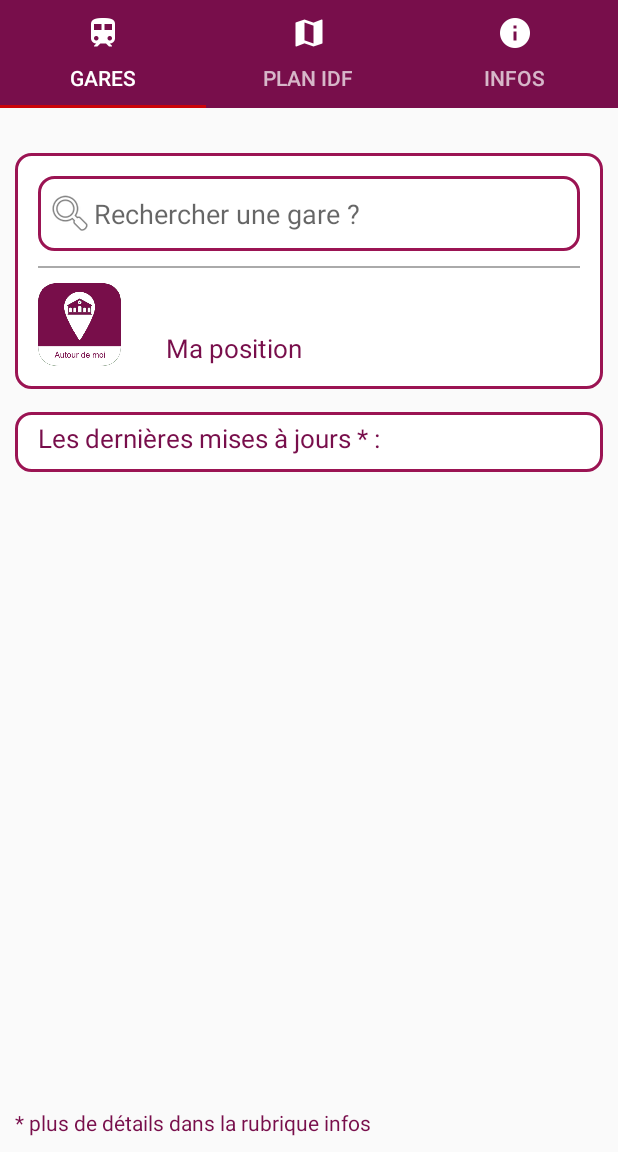
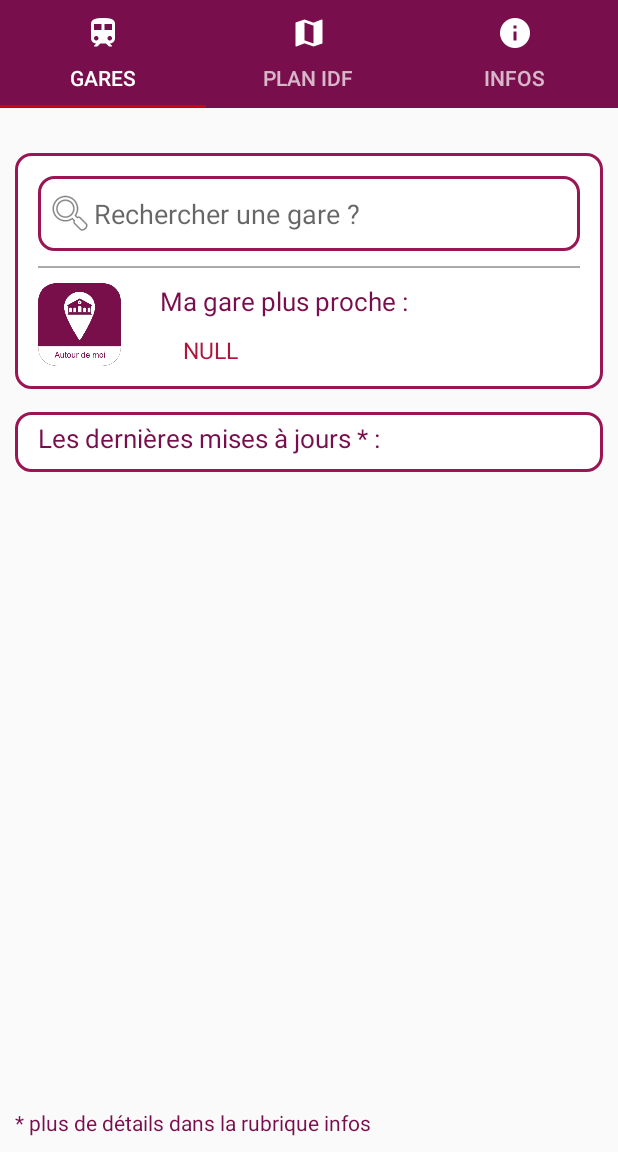
Before and after one commit to Rahghul/Infralog, an Android app: the screen it shows after launch (MainActivity), after a tap on an icon or button, on a phone screen of 412 x 824 dp, the part 84-1236 px from its top. Run offline under Robolectric (Android 15) with nearby library versions, the phone set to English and light mode, and no system bars; libraries missing offline, so code that uses them is left out: dmax.dialog; 4 statements that could not run were skipped.

Commit message:
26/04/2016 14h38 backup

```diff
--- a/app/src/main/java/com/sncf/itif/MainActivity.java
+++ b/app/src/main/java/com/sncf/itif/MainActivity.java
@@ -126,7 +126,7 @@ public class MainActivity extends AppCompatActivity {
     @Override
     public boolean onOptionsItemSelected(MenuItem item) {
         int id = item.getItemId();
-        if (id == R.id.action_settings) {
+        if (id == R.id.action_a_propos) {
             return true;
         }
 
--- a/app/src/main/java/com/sncf/itif/Services/DetailPlan/DetailPlanActivity.java
+++ b/app/src/main/java/com/sncf/itif/Services/DetailPlan/DetailPlanActivity.java
@@ -40,8 +40,10 @@ public class DetailPlanActivity extends Activity implements ServiceCallBack {
     @Override
     protected void onCreate(Bundle savedInstanceState) {
         super.onCreate(savedInstanceState);
-        getWindow().setFlags(WindowManager.LayoutParams.FLAG_SECURE,
-                WindowManager.LayoutParams.FLAG_SECURE);
+
+        // Désactive le mode capture d'écran
+//        getWindow().setFlags(WindowManager.LayoutParams.FLAG_SECURE,
+//                WindowManager.LayoutParams.FLAG_SECURE);
         setContentView(R.layout.activity_details_plan);
 
         imgPlan = (ImageView) findViewById(R.id.image_small);
--- a/app/src/main/java/com/sncf/itif/Services/Gare/TabGareActivity.java
+++ b/app/src/main/java/com/sncf/itif/Services/Gare/TabGareActivity.java
@@ -1,17 +1,18 @@
 package com.sncf.itif.Services.Gare;
 
 import android.app.AlertDialog;
-import android.content.Context;
-import android.content.DialogInterface;
 import android.content.Intent;
 import android.os.Bundle;
+import android.os.Handler;
 import android.support.v4.app.Fragment;
+import android.support.v4.widget.SwipeRefreshLayout;
 import android.util.Log;
 import android.view.KeyEvent;
 import android.view.LayoutInflater;
 import android.view.View;
 import android.view.ViewGroup;
 import android.view.inputmethod.EditorInfo;
+import android.widget.AbsListView;
 import android.widget.AdapterView;
 import android.widget.AutoCompleteTextView;
 import android.widget.Button;
@@ -32,7 +33,7 @@ import java.util.ArrayList;
 import java.util.Collections;
 import java.util.List;
 
-public class TabGareActivity extends Fragment implements ServiceCallBack {
+public class TabGareActivity extends Fragment implements ServiceCallBack{
 
     String urlGareGet;
     ServiceGare serviceGare;
@@ -41,12 +42,13 @@ public class TabGareActivity extends Fragment implements ServiceCallBack {
     AutoCompleteTextView txtSearchGare;
 
     Button btnLocaliser;
+    TextView display_closest_gare;
+    Boolean my_position_clicked = false;
+
     Gare selectedGareFromSearch;
 
     GPSTracker gps;
     String nearestGare;
-    Double latitude;
-    Double longitude;
 
     ServiceLocalisation serviceLocalisation;
 
@@ -55,12 +57,14 @@ public class TabGareActivity extends Fragment implements ServiceCallBack {
     List<Info> infosList = new ArrayList<Info>();
     ServiceInfo serviceInfo;
 
+
+
     @Override
     public View onCreateView(LayoutInflater inflater, ViewGroup container, Bundle savedInstanceState) {
         View view = inflater.inflate(R.layout.tab_gare, container, false);
         urlGareGet = getActivity().getResources().getString(R.string.dns) + getActivity().getResources().getString(R.string.url_gare);
 
-
+        display_closest_gare = (TextView) view.findViewById(R.id.tv_nearest_gare);
         txtSearchGare = (AutoCompleteTextView) view.findViewById(R.id.txt_search_gare);
 
         //Bouton invisible derrière image localiseur et le texte "Ma position"
@@ -70,6 +74,7 @@ public class TabGareActivity extends Fragment implements ServiceCallBack {
         infoListView = (ListView) view.findViewById(R.id.infoInGareListView);
         infoAdapterHome = new CustomAdapterInfoHome(getContext(), infosList);
         infoListView.setAdapter(infoAdapterHome);
+
 
         return view;
     }
@@ -113,31 +118,8 @@ public class TabGareActivity extends Fragment implements ServiceCallBack {
         btnLocaliser.setOnClickListener(new View.OnClickListener() {
             @Override
             public void onClick(View v) {
-                gps = new GPSTracker(getContext());
-                // check if GPS enabled
-                if (gps.canGetLocation()) {
-                    latitude = gps.getLatitude();
-                    longitude = gps.getLongitude();
-                    Log.d("------->Coordinates GPS", "Lat: " + latitude + " Lon: " + longitude);
-                    if (latitude != 0.0 && longitude != 0.0) {
-/*                        if (garesList.size() < 10) {
-                                callServiceGareGet();
-                        }*/
-
-                        if (NetworkOpt.isNetworkAvailable(getContext()) == false) {
-                            NetworkOpt.showNetworkAlert(getContext());
-                            return;
-                        } else {
-                            callServiceNearestGare();
-                        }
-                    }
-                    //Toast.makeText(getContext(), "Your Location is - \nLat: " + latitude + "\nLong: " + longitude, Toast.LENGTH_LONG).show();
-                } else {
-                    // can't get location
-                    // GPS or Network is not enabled
-                    // Ask user to enable GPS/network in settings
-                    gps.showSettingsAlert(getContext());
-                }
+                my_position_clicked = true;
+                LocateUser();
             }
         });
 
@@ -154,6 +136,8 @@ public class TabGareActivity extends Fragment implements ServiceCallBack {
             // Call Gare service and Info service to update the content
             callServiceGareGet();
             callServiceInfoGet();
+            my_position_clicked = false;
+            LocateUser();
         }
 
         super.onResume();
@@ -190,26 +174,35 @@ public class TabGareActivity extends Fragment implements ServiceCallBack {
                         .replaceAll(regex, "").replaceAll(regex2, " ").replaceAll(regex3, "SAINT").replaceAll(regex4, "SOUS");
 
                 //Affichage de la gare trouvée
-                Toast.makeText(getContext(), "Gare trouvée: *" + nearestGare_Modif + "*", Toast.LENGTH_SHORT).show();
+                //  Toast.makeText(getContext(), "Gare trouvée: *" + nearestGare_Modif + "*", Toast.LENGTH_SHORT).show();
 
                 // Dans un premier temps, on vérifie si la gare localisé est égale(aux lettres près) dans notre base de gare.
                 for (Gare g : garesList) {
                     String g_name = g.getName().toUpperCase().trim().replaceAll(regex, "").replaceAll(regex2, " ");
                     if (nearestGare_Modif.equals(g_name)) {
-                        showPositionAlert(getContext(), g);
+                        //  showPositionAlert(getContext(), g);
+                        if (my_position_clicked == false)
+                            display_closest_gare.setText(g.getName());
+                        else
+                            goToSecteurActivity(g);
                     }
                 }
                 // Dans un second temps, on vérifie si la gare localisé est contenu dans notre base de gare.
                 for (Gare g : garesList) {
                     String g_name = g.getName().toUpperCase().trim().replaceAll(regex, "").replaceAll(regex2, " ");
                     if (nearestGare_Modif.contains(g_name)) {
-                        showPositionAlert(getContext(), g);
+                        //  showPositionAlert(getContext(), g);
+                        if (my_position_clicked == false)
+                            display_closest_gare.setText(g.getName());
+                        else
+                            goToSecteurActivity(g);
                     }
                 }
                 //showMessage("Nearest Gare", nearestGare);
-            } else
+            } else {
                 Toast.makeText(getContext(), "Aucune gare SNCF détectée aux alentours de 500m.", Toast.LENGTH_LONG).show();
-
+                display_closest_gare.setText("Aucune à proximité");
+            }
         }
 
         if (id_srv == 3) {
@@ -222,7 +215,7 @@ public class TabGareActivity extends Fragment implements ServiceCallBack {
                 infoAdapterHome.notifyDataSetChanged();
             } else
                 Toast.makeText(getContext(), "La liste des mises à jours est vide.", Toast.LENGTH_LONG).show();
-    }
+        }
     }
 
     @Override
@@ -235,11 +228,11 @@ public class TabGareActivity extends Fragment implements ServiceCallBack {
         serviceGare.enquiry(urlGareGet);
     }
 
-    public void callServiceNearestGare() {
+    public void callServiceNearestGare(Double lat, Double lon) {
         serviceLocalisation = new ServiceLocalisation(this, getContext(), "getNearestStation");
         String url_half_1 = getActivity().getResources().getString(R.string.url_navitia_half_1);
         String url_half_2 = getActivity().getResources().getString(R.string.url_navitia_half_2);
-        serviceLocalisation.enquiry(url_half_1 + longitude + ";" + latitude + url_half_2);
+        serviceLocalisation.enquiry(url_half_1 + lon + ";" + lat + url_half_2);
     }
 
     public void callServiceInfoGet() {
@@ -256,7 +249,7 @@ public class TabGareActivity extends Fragment implements ServiceCallBack {
         builder.show();
     }
 
-    public void showPositionAlert(final Context mContext, final Gare gare) {
+    /*public void showPositionAlert(final Context mContext, final Gare gare) {
         AlertDialog.Builder alertDialog = new AlertDialog.Builder(mContext);
 
         // Setting Dialog Title
@@ -282,12 +275,42 @@ public class TabGareActivity extends Fragment implements ServiceCallBack {
         // Showing Alert Message
         alertDialog.show();
     }
+*/
 
-
-    void goToSecteurActivity(Gare gare){
+    void goToSecteurActivity(Gare gare) {
         Intent intent = new Intent(getContext(), SecteurActivity.class);
         intent.putExtra("SelectedGareId", gare.getId());
         intent.putExtra("SelectedGareName", gare.getName());
         startActivityForResult(intent, 1);
     }
+
+    void LocateUser() {
+        Double latitude;
+        Double longitude;
+        gps = new GPSTracker(getContext());
+        // check if GPS enabled
+        if (gps.canGetLocation()) {
+            latitude = gps.getLatitude();
+            longitude = gps.getLongitude();
+            Log.d("------->Coordinates GPS", "Lat: " + latitude + " Lon: " + longitude);
+            if (latitude != 0.0 && longitude != 0.0) {
+                if (NetworkOpt.isNetworkAvailable(getContext()) == false) {
+                    NetworkOpt.showNetworkAlert(getContext());
+                    return;
+                } else {
+                    callServiceNearestGare(latitude, longitude);
+                }
+            }
+            //Toast.makeText(getContext(), "Your Location is - \nLat: " + latitude + "\nLong: " + longitude, Toast.LENGTH_LONG).show();
+        } else {
+            // can't get location
+            // GPS or Network is not enabled
+            // Ask user to enable GPS/network in settings
+            display_closest_gare.setText("Erreur position !");
+            if (my_position_clicked == true)
+                gps.showSettingsAlert(getContext());
+        }
+    }
+
+
 }
--- a/app/src/main/java/com/sncf/itif/Services/Info/TabInfoActivity.java
+++ b/app/src/main/java/com/sncf/itif/Services/Info/TabInfoActivity.java
@@ -8,13 +8,16 @@ import android.content.Intent;
 import android.net.ConnectivityManager;
 import android.net.NetworkInfo;
 import android.os.Bundle;
+import android.os.Handler;
 import android.provider.Settings;
 import android.support.v4.app.Fragment;
+import android.support.v4.widget.SwipeRefreshLayout;
 import android.util.Log;
 import android.view.LayoutInflater;
 import android.view.View;
 import android.view.ViewGroup;
 import android.view.inputmethod.InputMethodManager;
+import android.widget.AbsListView;
 import android.widget.ListView;
 import android.widget.Toast;
 
@@ -35,6 +38,9 @@ public class TabInfoActivity extends Fragment implements ServiceCallBack {
     ListView infoListView;
     CustomAdapterInfo infoAdapter = null;
 
+    //Refresh
+    SwipeRefreshLayout swipeLayout;
+
     @Override
     public View onCreateView(LayoutInflater inflater, ViewGroup container, Bundle savedInstanceState) {
         View view = inflater.inflate(R.layout.tab_info, container, false);
@@ -44,12 +50,54 @@ public class TabInfoActivity extends Fragment implements ServiceCallBack {
         infoAdapter = new CustomAdapterInfo(getContext(), infosList);
         infoListView.setAdapter(infoAdapter);
 
-
-//        if (isNetworkAvailable() == true) {
-//            callServiceInfoGet();
-//        }
+        swipeLayout = (SwipeRefreshLayout) view.findViewById(R.id.swipe_refresh);
+        // sets the colors used in the refresh animation
+        swipeLayout.setColorSchemeResources(R.color.color1, R.color.color2,
+                R.color.color3, R.color.color4_1, R.color.color4_2);
 
         return view;
+    }
+
+    @Override
+    public void onStart() {
+        //Refresh when we swipe layout
+        swipeLayout.setOnRefreshListener(new SwipeRefreshLayout.OnRefreshListener() {
+            @Override
+            public void onRefresh() {
+                swipeLayout.setRefreshing(true);
+                (new Handler()).postDelayed(new Runnable() {
+                    @Override
+                    public void run() {
+                        swipeLayout.setRefreshing(false);
+                        onResume();
+                    }
+                }, 1000);
+            }
+        });
+
+        //enable refresh button only if first element of Info listView is visible
+        infoListView.setOnScrollListener(new AbsListView.OnScrollListener() {
+
+            @Override
+            public void onScrollStateChanged(AbsListView view, int scrollState) {
+            }
+
+            @Override
+            public void onScroll(AbsListView view, int firstVisibleItem,
+                                 int visibleItemCount, int totalItemCount) {
+                boolean enable = false;
+                if (infoListView != null && infoListView.getChildCount() > 0) {
+                    // check if the first item of the list is visible
+                    boolean firstItemVisible = infoListView.getFirstVisiblePosition() == 0;
+                    // check if the top of the first item is visible
+                    boolean topOfFirstItemVisible = infoListView.getChildAt(0).getTop() == 0;
+                    // enabling or disabling the refresh layout
+                    enable = firstItemVisible && topOfFirstItemVisible;
+                }
+                swipeLayout.setEnabled(enable);
+            }
+        });
+        super.onStart();
     }
 
     @Override
@@ -62,7 +110,7 @@ public class TabInfoActivity extends Fragment implements ServiceCallBack {
         //Hide Soft Keyboard Android if it s available
         View view = getActivity().getCurrentFocus();
         if (view != null) {
-            InputMethodManager imm = (InputMethodManager)getActivity().getSystemService(Context.INPUT_METHOD_SERVICE);
+            InputMethodManager imm = (InputMethodManager) getActivity().getSystemService(Context.INPUT_METHOD_SERVICE);
             imm.hideSoftInputFromWindow(view.getWindowToken(), 0);
         }
 
@@ -110,5 +158,4 @@ public class TabInfoActivity extends Fragment implements ServiceCallBack {
     }
 
 
-
 }
--- a/app/src/main/java/com/sncf/itif/Services/Telechargements/TelechargementsActivity.java
+++ b/app/src/main/java/com/sncf/itif/Services/Telechargements/TelechargementsActivity.java
@@ -39,8 +39,10 @@ public class TelechargementsActivity extends AppCompatActivity {
     @Override
     protected void onCreate(Bundle savedInstanceState) {
         super.onCreate(savedInstanceState);
-        getWindow().setFlags(WindowManager.LayoutParams.FLAG_SECURE,
-                WindowManager.LayoutParams.FLAG_SECURE);
+
+        // Désactive le mode capture d'écran
+//        getWindow().setFlags(WindowManager.LayoutParams.FLAG_SECURE,
+//                WindowManager.LayoutParams.FLAG_SECURE);
         setContentView(R.layout.activity_plan);
 
         getSupportActionBar().setTitle(R.string.act_telechargements_title);
--- a/app/src/main/res/layout/tab_gare.xml
+++ b/app/src/main/res/layout/tab_gare.xml
@@ -5,14 +5,14 @@
     android:padding="10dp">
 
     <RelativeLayout
+        android:id="@+id/relativeLayout"
         android:layout_width="wrap_content"
         android:layout_height="wrap_content"
         android:layout_marginTop="20dp"
         android:background="@drawable/back_with_boarder"
-        android:padding="15dp"
-        android:id="@+id/relativeLayout">
+        android:padding="15dp">
 
-       <AutoCompleteTextView
+        <AutoCompleteTextView
             android:id="@+id/txt_search_gare"
             android:layout_width="match_parent"
             android:layout_height="50dp"
@@ -50,69 +50,77 @@
             android:id="@+id/tv_ma_position"
             android:layout_width="wrap_content"
             android:layout_height="wrap_content"
-            android:layout_alignBottom="@+id/img_localiser"
-            android:layout_marginStart="30dp"
+            android:layout_alignTop="@+id/img_localiser"
+            android:layout_marginStart="26dp"
             android:layout_toEndOf="@+id/img_localiser"
-            android:text="Ma position"
+            android:text="Ma gare plus proche :"
             android:textAppearance="?android:attr/textAppearanceLarge"
             android:textColor="@color/color1"
             android:textSize="17dp" />
 
+        <TextView
+            android:id="@+id/tv_nearest_gare"
+            android:layout_width="wrap_content"
+            android:layout_height="wrap_content"
+            android:layout_alignBottom="@+id/img_localiser"
+            android:layout_alignStart="@+id/tv_ma_position"
+            android:layout_marginLeft="15dp"
+            android:text="NULL"
+            android:textAppearance="?android:attr/textAppearanceLarge"
+            android:textColor="@color/color3"
+            android:textSize="15dp" />
+
         <Button
+            android:id="@+id/btn_localiser"
             android:layout_width="400dp"
             android:layout_height="50dp"
-            android:id="@+id/btn_localiser"
+            android:layout_alignBottom="@+id/tv_nearest_gare"
+            android:layout_alignParentStart="true"
             android:layout_alignTop="@+id/img_localiser"
-            android:layout_alignBottom="@+id/tv_ma_position"
-            android:layout_alignParentStart="true"
-            android:background="@android:color/transparent"/>
-
+            android:background="@android:color/transparent" />
     </RelativeLayout>
 
     <RelativeLayout
+        android:id="@+id/relativeLayout2"
         android:layout_width="wrap_content"
         android:layout_height="wrap_content"
+        android:layout_alignParentStart="true"
+        android:layout_below="@+id/relativeLayout"
+        android:layout_marginBottom="17dp"
+        android:layout_marginTop="15dp"
         android:background="@drawable/back_with_boarder"
-        android:layout_alignParentStart="true"
+        android:paddingBottom="5dp"
+        android:paddingLeft="15dp"
         android:paddingRight="15dp"
-        android:paddingLeft="15dp"
-        android:id="@+id/relativeLayout2"
-        android:paddingBottom="5dp"
-        android:layout_marginBottom="17dp"
-        android:paddingTop="5dp"
-        android:layout_marginTop="15dp"
-        android:layout_below="@+id/relativeLayout">
+        android:paddingTop="5dp">
 
         <TextView
+            android:id="@+id/textView"
             android:layout_width="wrap_content"
             android:layout_height="wrap_content"
+            android:layout_marginBottom="5dp"
             android:text="Les dernières mises à jours * :"
             android:textColor="@color/color1"
-            android:textSize="17dp"
-            android:layout_marginBottom="5dp"
-            android:id="@+id/textView" />
+            android:textSize="17dp" />
 
         <ListView
+            android:id="@+id/infoInGareListView"
             android:layout_width="match_parent"
             android:layout_height="wrap_content"
-            android:id="@+id/infoInGareListView"
+            android:layout_below="@+id/textView"
+            android:cacheColorHint="@android:color/transparent"
             android:divider="@color/color1"
             android:dividerHeight="2dp"
-            android:listSelector="@android:color/transparent"
-            android:cacheColorHint="@android:color/transparent"
-            android:layout_below="@+id/textView" />
-
-
+            android:listSelector="@android:color/transparent" />
     </RelativeLayout>
 
     <TextView
+        android:id="@+id/textView2"
         android:layout_width="wrap_content"
         android:layout_height="wrap_content"
+        android:layout_alignParentBottom="true"
+        android:layout_alignParentStart="true"
         android:text="* plus de détails dans la rubrique infos"
-        android:id="@+id/textView2"
-        android:textColor="@color/color1"
-        android:layout_alignParentBottom="true"
-        android:layout_alignParentStart="true" />
-
+        android:textColor="@color/color1" />
 
 </RelativeLayout>
--- a/app/src/main/res/menu/menu_main.xml
+++ b/app/src/main/res/menu/menu_main.xml
@@ -3,8 +3,8 @@
     xmlns:tools="http://schemas.android.com/tools"
     tools:context="com.sncf.itif.MainActivity">
     <item
-        android:id="@+id/action_settings"
+        android:id="@+id/action_a_propos"
         android:orderInCategory="100"
-        android:title="@string/action_settings"
+        android:title="@string/action_a_propos"
         app:showAsAction="never" />
 </menu>
--- a/app/src/main/res/values/strings.xml
+++ b/app/src/main/res/values/strings.xml
@@ -8,11 +8,11 @@
     <string name="act_detail_plan_title">Plan en détail</string>
     <string name="act_telechargements_title">Téléchargements</string>
 
-    <item type="integer" name="temps_sauvegarde_telechargements">60*60*1000</item>
+    <item type="integer" name="temps_sauvegarde_telechargements">60*60*1000*24</item>
 
     <string name="url_carto_metro">http://carto.metro.free.fr/cartes/rer-idf/</string>
 
-    <string name="action_settings">Paramètres</string>
+    <string name="action_a_propos">À propos</string>
     <string name="action_input">Ajouter</string>
     <string name="action_delete">Supprimer</string>
 
```
Also changed, not shown: app/src/main/java/com/sncf/itif/Services/Plan/PlanActivity.java (+13 -11 lines), app/src/main/res/layout/activity_plan.xml (+22 -4 lines), app/src/main/res/layout/tab_info.xml (+12 -8 lines).
